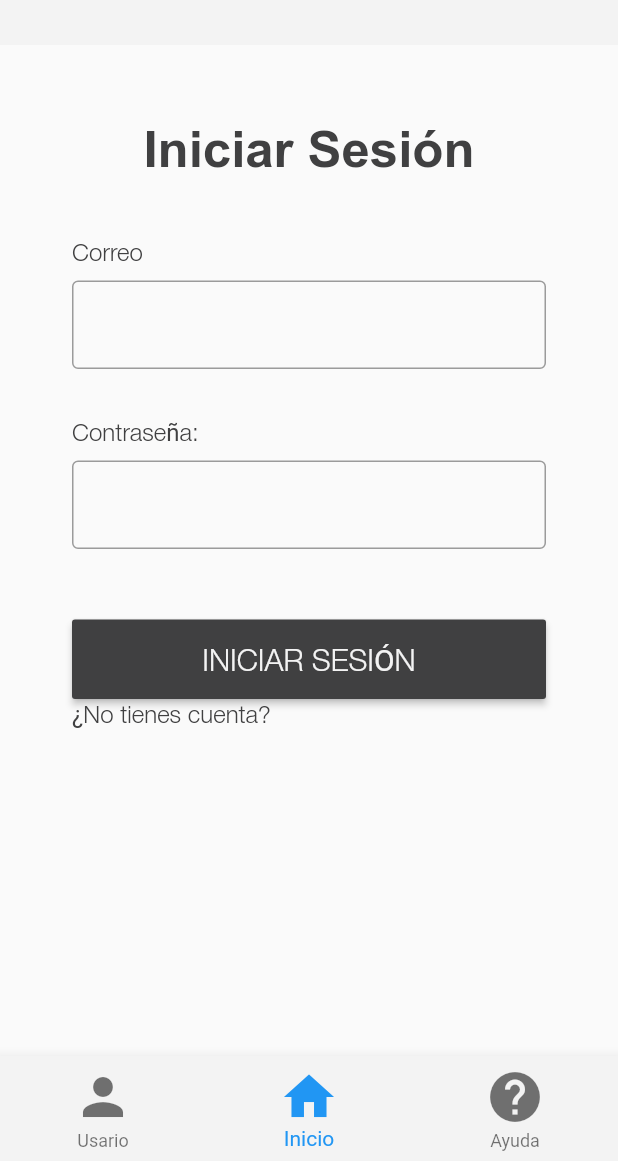
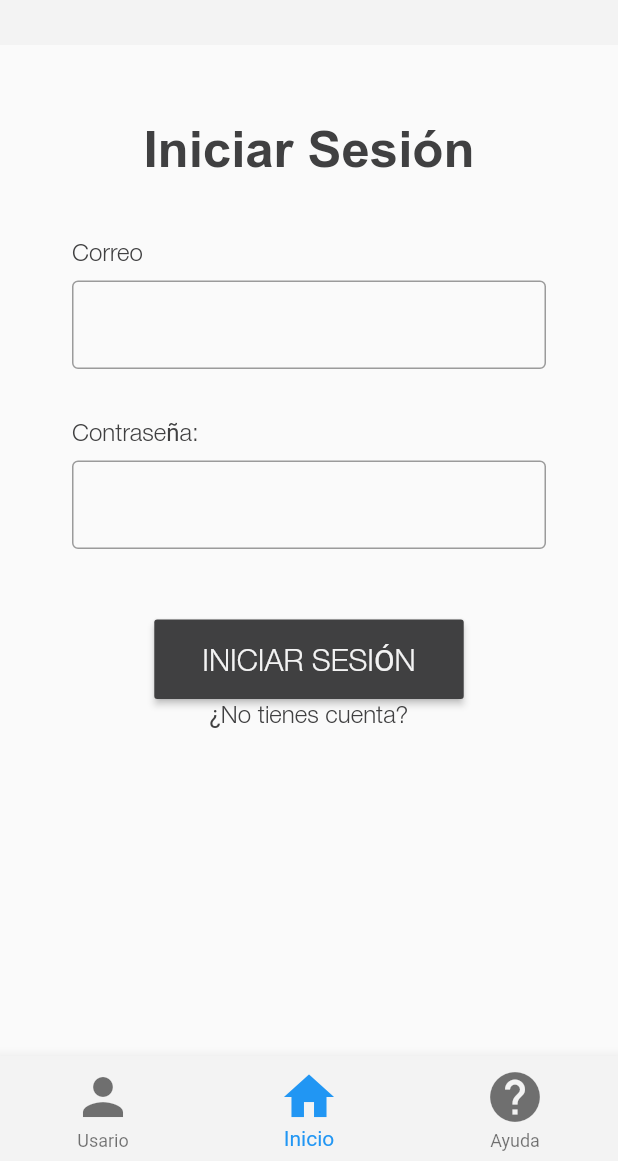
Before and after one commit to FinocchiaroGR/OneUnit-ZapataProject-Flutter, a Flutter app: the LoginPage widget shown alone on an empty page, opened directly, on a phone screen of 412 x 824 dp, the part 75-1236 px from its top. Run offline on Flutter 3.47's test engine with Material 2 defaults, Android fonts, the phone set to English and light mode, and no system bars; our stand-ins replace carousel_slider; project files that could hold a hidden picture were left out.

Commit message:
Fix layout

```diff
--- a/lib/pages/LoginPage.dart
+++ b/lib/pages/LoginPage.dart
@@ -25,7 +25,6 @@ class _LoginPageState extends State<LoginPage> {
         child: SafeArea(
           // Container 2
           child: Container(
-
             margin: const EdgeInsets.all(24),
             // Columna
             child: Expanded(
@@ -45,33 +44,12 @@ class _LoginPageState extends State<LoginPage> {
                     height: 33,
                   ),
 
-                  Row(
-                    children: [
-                      Expanded(
-                        child: _inputForm(),
-                      ),
-                    ],
-                  ),
+                  _inputForm(),
                   const SizedBox(
                     height: 15,
                   ),
-                  Row(
-                    children: [
-                      Expanded(
-                        child: AppButton(
-                            text: "Iniciar Sesión", onPressed: () => {}),
-                      ),
-                    ],
-                  ),
-                  Row(
-                    children: [
-                      Column(
-                        children: [
-                          _noTienesCuenta(),
-                        ],
-                      ),
-                    ],
-                  ),
+                  AppButton(text: "Iniciar Sesión", onPressed: () => {}),
+                  _noTienesCuenta(),
 
                   //_forgetPassword(),
                 ],
@@ -130,22 +108,9 @@ _inputForm() {
   );
 }
 
-/*_forgetPassword() {
+_noTienesCuenta() {
   return Column(
-    children: const [
-      AppTypography(
-        align: TextAlign.left,
-        type: "body2",
-        text: "¿Olvidaste tu contraseña?",
-        color: app_colors.primary,
-      ),
-    ],
-  );
-}*/
-
-_noTienesCuenta() {
-  return Row(
-    crossAxisAlignment: CrossAxisAlignment.start,
+    crossAxisAlignment: CrossAxisAlignment.center,
     children: const [
       AppTypography(
         align: TextAlign.center,
```
